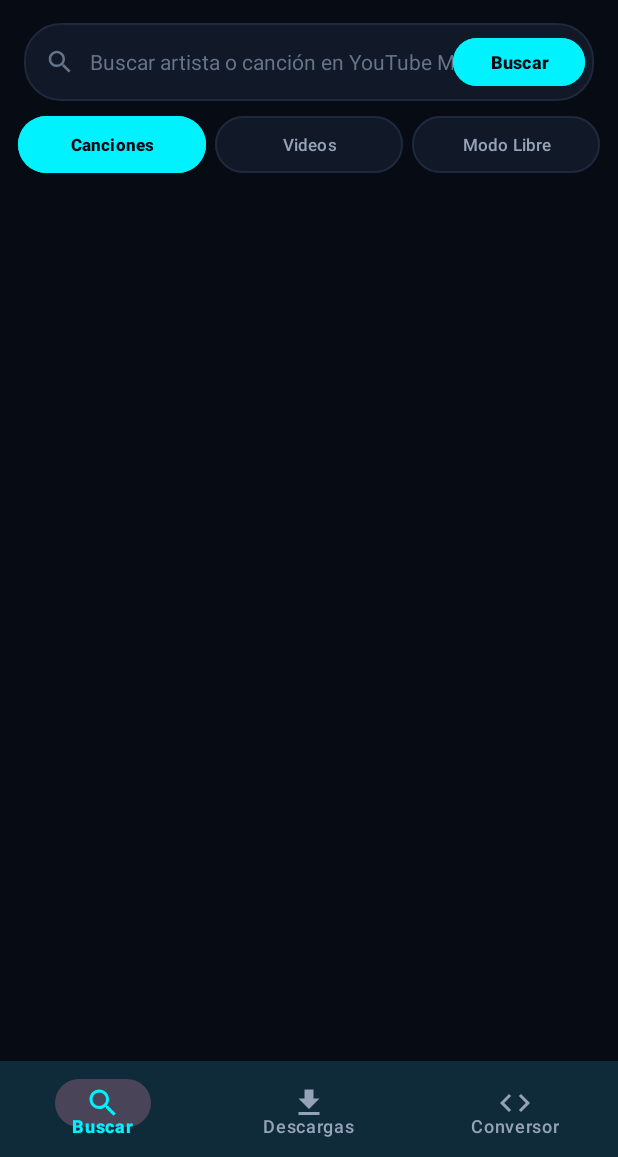
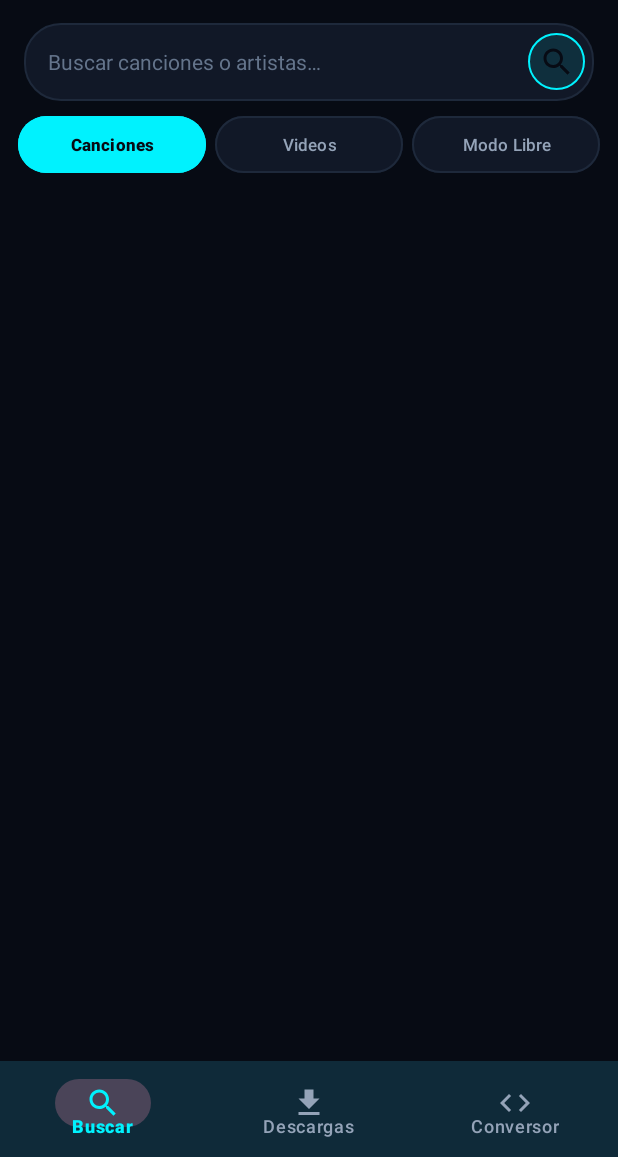
Before and after one commit to Spartan117x/mUzVidX, an Android app: the screen it shows after launch (MainActivity), after a tap on "Canciones", on a phone screen of 412 x 824 dp, the part 79-1236 px from its top. Run offline under Robolectric (Android 15) with nearby library versions, the phone set to English and light mode, and no system bars; pictures from the network do not load.

Commit message:
fix: match exact official video clips, add MP3 ID3 tags, and enhance player marquee and search UX (v1.0.1)

```diff
--- a/app/build.gradle.kts
+++ b/app/build.gradle.kts
@@ -11,8 +11,8 @@ android {
         applicationId = "com.muzvidx.app"
         minSdk = 26
         targetSdk = 36
-        versionCode = 1
-        versionName = "1.0.0"
+        versionCode = 2
+        versionName = "1.0.1"
 
         ndk {
             abiFilters += listOf("arm64-v8a", "armeabi-v7a")
--- a/app/src/main/java/com/muzvidx/app/ui/fragments/SearchFragment.kt
+++ b/app/src/main/java/com/muzvidx/app/ui/fragments/SearchFragment.kt
@@ -121,17 +121,17 @@ class SearchFragment : Fragment() {
             SearchMode.LIBRARY -> {
                 binding.btnModeLibrary.backgroundTintList = ColorStateList.valueOf(accentColor)
                 binding.btnModeLibrary.setTextColor(darkBg)
-                binding.etSearch.hint = "Buscar artista o canción en YouTube Music…"
+                binding.etSearch.hint = "Buscar canciones o artistas…"
             }
             SearchMode.VIDEOS -> {
                 binding.btnModeVideos.backgroundTintList = ColorStateList.valueOf(accentColor)
                 binding.btnModeVideos.setTextColor(darkBg)
-                binding.etSearch.hint = "Buscar videos musicales oficiales…"
+                binding.etSearch.hint = "Buscar videos oficiales…"
             }
             SearchMode.FREE -> {
                 binding.btnModeFree.backgroundTintList = ColorStateList.valueOf(accentColor)
                 binding.btnModeFree.setTextColor(darkBg)
-                binding.etSearch.hint = "Buscar cualquier video en YouTube libre…"
+                binding.etSearch.hint = "Búsqueda libre en YouTube…"
             }
         }
 
@@ -200,7 +200,7 @@ class SearchFragment : Fragment() {
             // Si es Art Track de audio, obtener el video musical oficial
             val targetResult = if (result.type == ResultType.TRACK) {
                 withContext(Dispatchers.IO) {
-                    ytService.findOfficialVideo(result.title, result.artist)
+                    ytService.findOfficialVideo(result.title, result.artist, result.durationSec)
                 } ?: result
             } else {
                 result
--- a/app/src/main/res/layout/fragment_search.xml
+++ b/app/src/main/res/layout/fragment_search.xml
@@ -48,50 +48,44 @@
 
     </LinearLayout>
 
-    <!-- Campo de Búsqueda Estilizado -->
+    <!-- Campo de Búsqueda Estilizado y Espacioso -->
     <LinearLayout
         android:layout_width="match_parent"
         android:layout_height="wrap_content"
         android:orientation="horizontal"
         android:layout_marginHorizontal="16dp"
         android:layout_marginTop="4dp"
-        android:paddingStart="14dp"
+        android:paddingStart="16dp"
         android:paddingEnd="6dp"
         android:paddingVertical="4dp"
         android:background="@drawable/bg_search_input"
         android:gravity="center_vertical">
-
-        <ImageView
-            android:layout_width="20dp"
-            android:layout_height="20dp"
-            android:src="@drawable/ic_search"
-            android:tint="@color/text_muted" />
 
         <EditText
             android:id="@+id/etSearch"
             android:layout_width="0dp"
             android:layout_height="44dp"
             android:layout_weight="1"
-            android:layout_marginStart="10dp"
             android:background="@null"
-            android:hint="Buscar artista o canción en YouTube Music…"
+            android:hint="Buscar canciones o artistas…"
             android:textColor="@color/text_primary"
             android:textColorHint="@color/text_muted"
             android:textSize="14sp"
             android:imeOptions="actionSearch"
             android:inputType="text"
-            android:maxLines="1" />
+            android:singleLine="true"
+            android:ellipsize="end" />
 
-        <com.google.android.material.button.MaterialButton
+        <ImageButton
             android:id="@+id/btnSearch"
-            android:layout_width="wrap_content"
-            android:layout_height="40dp"
-            android:text="@string/search_btn"
-            android:textSize="12sp"
-            android:textStyle="bold"
-            android:backgroundTint="@color/accent"
-            android:textColor="@color/bg_dark"
-            app:cornerRadius="20dp" />
+            android:layout_width="38dp"
+            android:layout_height="38dp"
+            android:layout_marginStart="6dp"
+            android:background="@drawable/bg_circle_accent"
+            android:src="@drawable/ic_search"
+            android:tint="@color/bg_dark"
+            android:padding="9dp"
+            android:contentDescription="@string/search_btn" />
 
     </LinearLayout>
 
```
Also changed, not shown: app/src/main/java/com/muzvidx/app/converter/Mp3Converter.kt (+20 -7 lines), app/src/main/java/com/muzvidx/app/downloader/AudioVideoDownloader.kt (+30 -12 lines), app/src/main/java/com/muzvidx/app/downloader/DownloadQueueManager.kt (+12 -2 lines), app/src/main/java/com/muzvidx/app/extractor/YouTubeService.kt (+96 -15 lines), app/src/main/java/com/muzvidx/app/ui/activities/MainActivity.kt (+7 -1 lines), app/src/main/java/com/muzvidx/app/ui/activities/PlayerActivity.kt (+16 -3 lines), app/src/main/java/com/muzvidx/app/ui/adapters/DownloadsAdapter.kt (+9 -1 lines), app/src/main/java/com/muzvidx/app/ui/fragments/ConverterFragment.kt (+7 -1 lines), app/src/main/res/layout/activity_player.xml (+19 -6 lines).
